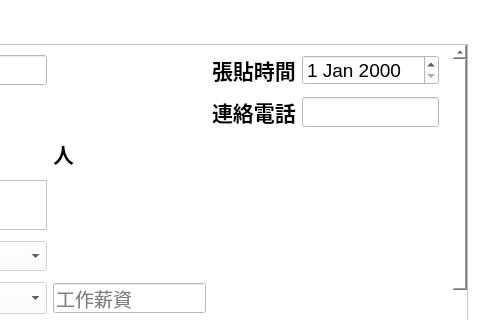
Qt form UI/user_look_requirement.ui (smilesmilehero/Advanced_Python_final_project_resume_system) before a commit; both pictures show x 320 to 800 and y 0 to 320 of the 800 by 600 pixel window.
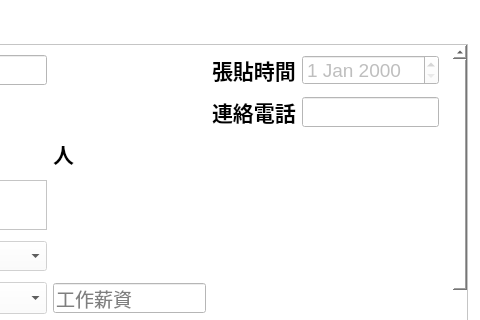
The same form after that commit.

What changed in the file:
```diff
--- a/UI/user_look_requirement.ui
+++ b/UI/user_look_requirement.ui
@@ -1289,331 +1289,6 @@
               </property>
              </widget>
             </item>
-            <item row="0" column="5">
-             <widget class="QDateEdit" name="post_dateEdit">
-              <property name="enabled">
-               <bool>false</bool>
-              </property>
-              <property name="maximumSize">
-               <size>
-                <width>150</width>
-                <height>30</height>
-               </size>
-              </property>
-              <property name="palette">
-               <palette>
-                <active>
-                 <colorrole role="WindowText">
-                  <brush brushstyle="SolidPattern">
-                   <color alpha="255">
-                    <red>0</red>
-                    <green>0</green>
-                    <blue>0</blue>
-                   </color>
-                  </brush>
-                 </colorrole>
-                 <colorrole role="Button">
-                  <brush brushstyle="SolidPattern">
-                   <color alpha="255">
-                    <red>255</red>
-                    <green>255</green>
-                    <blue>255</blue>
-                   </color>
-                  </brush>
-                 </colorrole>
-                 <colorrole role="Midlight">
-                  <brush brushstyle="SolidPattern">
-                   <color alpha="255">
-                    <red>0</red>
-                    <green>0</green>
-                    <blue>0</blue>
-                   </color>
-                  </brush>
-                 </colorrole>
-                 <colorrole role="Dark">
-                  <brush brushstyle="SolidPattern">
-                   <color alpha="255">
-                    <red>0</red>
-                    <green>0</green>
-                    <blue>0</blue>
-                   </color>
-                  </brush>
-                 </colorrole>
-                 <colorrole role="Mid">
-                  <brush brushstyle="SolidPattern">
-                   <color alpha="255">
-                    <red>0</red>
-                    <green>0</green>
-                    <blue>0</blue>
-                   </color>
-                  </brush>
-                 </colorrole>
-                 <colorrole role="Text">
-                  <brush brushstyle="SolidPattern">
-                   <color alpha="255">
-                    <red>0</red>
-                    <green>0</green>
-                    <blue>0</blue>
-                   </color>
-                  </brush>
-                 </colorrole>
-                 <colorrole role="ButtonText">
-                  <brush brushstyle="SolidPattern">
-                   <color alpha="255">
-                    <red>0</red>
-                    <green>0</green>
-                    <blue>0</blue>
-                   </color>
-                  </brush>
-                 </colorrole>
-                 <colorrole role="Base">
-                  <brush brushstyle="SolidPattern">
-                   <color alpha="255">
-                    <red>255</red>
-                    <green>255</green>
-                    <blue>255</blue>
-                   </color>
-                  </brush>
-                 </colorrole>
-                 <colorrole role="Window">
-                  <brush brushstyle="SolidPattern">
-                   <color alpha="255">
-                    <red>255</red>
-                    <green>255</green>
-                    <blue>255</blue>
-                   </color>
-                  </brush>
-                 </colorrole>
-                 <colorrole role="Shadow">
-                  <brush brushstyle="SolidPattern">
-                   <color alpha="255">
-                    <red>0</red>
-                    <green>0</green>
-                    <blue>0</blue>
-                   </color>
-                  </brush>
-                 </colorrole>
-                 <colorrole role="AlternateBase">
-                  <brush brushstyle="SolidPattern">
-                   <color alpha="255">
-                    <red>0</red>
-                    <green>0</green>
-                    <blue>0</blue>
-                   </color>
-                  </brush>
-                 </colorrole>
-                </active>
-                <inactive>
-                 <colorrole role="WindowText">
-                  <brush brushstyle="SolidPattern">
-                   <color alpha="255">
-                    <red>0</red>
-                    <green>0</green>
-                    <blue>0</blue>
-                   </color>
-                  </brush>
-                 </colorrole>
-                 <colorrole role="Button">
-                  <brush brushstyle="SolidPattern">
-                   <color alpha="255">
-                    <red>255</red>
-                    <green>255</green>
-                    <blue>255</blue>
-                   </color>
-                  </brush>
-                 </colorrole>
-                 <colorrole role="Midlight">
-                  <brush brushstyle="SolidPattern">
-                   <color alpha="255">
-                    <red>0</red>
-                    <green>0</green>
-                    <blue>0</blue>
-                   </color>
-                  </brush>
-                 </colorrole>
-                 <colorrole role="Dark">
-                  <brush brushstyle="SolidPattern">
-                   <color alpha="255">
-                    <red>0</red>
-                    <green>0</green>
-                    <blue>0</blue>
-                   </color>
-                  </brush>
-                 </colorrole>
-                 <colorrole role="Mid">
-                  <brush brushstyle="SolidPattern">
-                   <color alpha="255">
-                    <red>0</red>
-                    <green>0</green>
-                    <blue>0</blue>
-                   </color>
-                  </brush>
-                 </colorrole>
-                 <colorrole role="Text">
-                  <brush brushstyle="SolidPattern">
-                   <color alpha="255">
-                    <red>0</red>
-                    <green>0</green>
-                    <blue>0</blue>
-                   </color>
-                  </brush>
-                 </colorrole>
-                 <colorrole role="ButtonText">
-                  <brush brushstyle="SolidPattern">
-                   <color alpha="255">
-                    <red>0</red>
-                    <green>0</green>
-                    <blue>0</blue>
-                   </color>
-                  </brush>
-                 </colorrole>
-                 <colorrole role="Base">
-                  <brush brushstyle="SolidPattern">
-                   <color alpha="255">
-                    <red>255</red>
-                    <green>255</green>
-                    <blue>255</blue>
-                   </color>
-                  </brush>
-                 </colorrole>
-                 <colorrole role="Window">
-                  <brush brushstyle="SolidPattern">
-                   <color alpha="255">
-                    <red>255</red>
-                    <green>255</green>
-                    <blue>255</blue>
-                   </color>
-                  </brush>
-                 </colorrole>
-                 <colorrole role="Shadow">
-                  <brush brushstyle="SolidPattern">
-                   <color alpha="255">
-                    <red>0</red>
-                    <green>0</green>
-                    <blue>0</blue>
-                   </color>
-                  </brush>
-                 </colorrole>
-                 <colorrole role="AlternateBase">
-                  <brush brushstyle="SolidPattern">
-                   <color alpha="255">
-                    <red>0</red>
-                    <green>0</green>
-                    <blue>0</blue>
-                   </color>
-                  </brush>
-                 </colorrole>
-                </inactive>
-                <disabled>
-                 <colorrole role="WindowText">
-                  <brush brushstyle="SolidPattern">
-                   <color alpha="255">
-                    <red>0</red>
-                    <green>0</green>
-                    <blue>0</blue>
-                   </color>
-                  </brush>
-                 </colorrole>
-                 <colorrole role="Button">
-                  <brush brushstyle="SolidPattern">
-                   <color alpha="255">
-                    <red>255</red>
-                    <green>255</green>
-                    <blue>255</blue>
-                   </color>
-                  </brush>
-                 </colorrole>
-                 <colorrole role="Midlight">
-                  <brush brushstyle="SolidPattern">
-                   <color alpha="255">
-                    <red>0</red>
-                    <green>0</green>
-                    <blue>0</blue>
-                   </color>
-                  </brush>
-                 </colorrole>
-                 <colorrole role="Dark">
-                  <brush brushstyle="SolidPattern">
-                   <color alpha="255">
-                    <red>0</red>
-                    <green>0</green>
-                    <blue>0</blue>
-                   </color>
-                  </brush>
-                 </colorrole>
-                 <colorrole role="Mid">
-                  <brush brushstyle="SolidPattern">
-                   <color alpha="255">
-                    <red>0</red>
-                    <green>0</green>
-                    <blue>0</blue>
-                   </color>
-                  </brush>
-                 </colorrole>
-                 <colorrole role="Text">
-                  <brush brushstyle="SolidPattern">
-                   <color alpha="255">
-                    <red>0</red>
-                    <green>0</green>
-                    <blue>0</blue>
-                   </color>
-                  </brush>
-                 </colorrole>
-                 <colorrole role="ButtonText">
-                  <brush brushstyle="SolidPattern">
-                   <color alpha="255">
-                    <red>0</red>
-                    <green>0</green>
-                    <blue>0</blue>
-                   </color>
-                  </brush>
-                 </colorrole>
-                 <colorrole role="Base">
-                  <brush brushstyle="SolidPattern">
-                   <color alpha="255">
-                    <red>255</red>
-                    <green>255</green>
-                    <blue>255</blue>
-                   </color>
-                  </brush>
-                 </colorrole>
-                 <colorrole role="Window">
-                  <brush brushstyle="SolidPattern">
-                   <color alpha="255">
-                    <red>255</red>
-                    <green>255</green>
-                    <blue>255</blue>
-                   </color>
-                  </brush>
-                 </colorrole>
-                 <colorrole role="Shadow">
-                  <brush brushstyle="SolidPattern">
-                   <color alpha="255">
-                    <red>0</red>
-                    <green>0</green>
-                    <blue>0</blue>
-                   </color>
-                  </brush>
-                 </colorrole>
-                 <colorrole role="AlternateBase">
-                  <brush brushstyle="SolidPattern">
-                   <color alpha="255">
-                    <red>0</red>
-                    <green>0</green>
-                    <blue>0</blue>
-                   </color>
-                  </brush>
-                 </colorrole>
-                </disabled>
-               </palette>
-              </property>
-              <property name="font">
-               <font>
-                <pointsize>14</pointsize>
-               </font>
-              </property>
-             </widget>
-            </item>
             <item row="0" column="1">
              <widget class="QLabel" name="show_company_name">
               <property name="font">
@@ -4229,6 +3904,24 @@
               </property>
              </widget>
             </item>
+            <item row="0" column="5">
+             <widget class="QDateEdit" name="dateEdit_2">
+              <property name="enabled">
+               <bool>false</bool>
+              </property>
+              <property name="maximumSize">
+               <size>
+                <width>150</width>
+                <height>30</height>
+               </size>
+              </property>
+              <property name="font">
+               <font>
+                <pointsize>14</pointsize>
+               </font>
+              </property>
+             </widget>
+            </item>
            </layout>
           </item>
          </layout>
```
